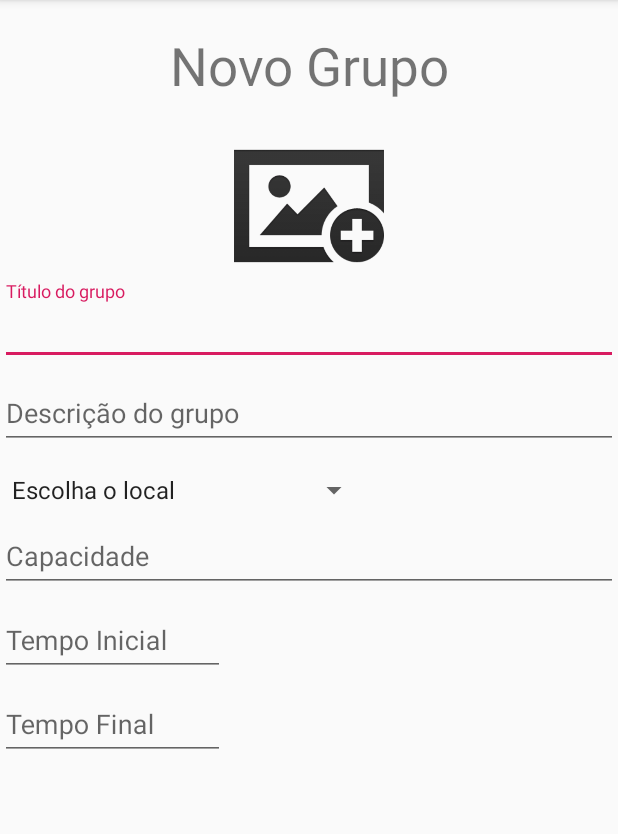
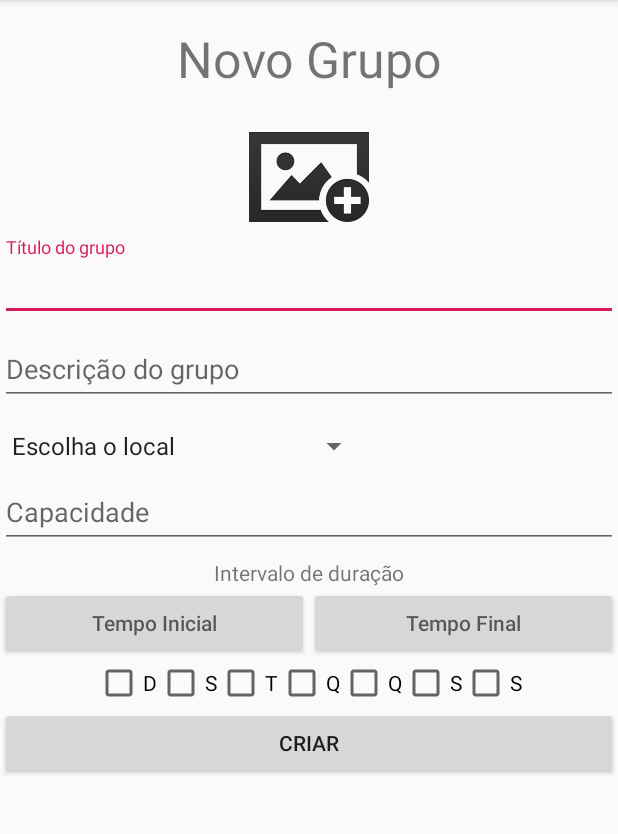
Before and after one commit to Barbalho12/movimentum, an Android app: the NewGroupActivity screen opened directly, with no data from a screen before it, on a phone screen of 412 x 824 dp, the part 96-930 px from its top. Run offline under Robolectric (Android 15) with nearby library versions, the phone set to English and light mode, and no system bars.

Commit message:
Implementing buntton create for Grup

```diff
--- a/app/src/main/java/br/ufrn/movimentum/NewGroupActivity.java
+++ b/app/src/main/java/br/ufrn/movimentum/NewGroupActivity.java
@@ -17,6 +17,7 @@ import android.view.View;
 import android.view.ViewGroup;
 import android.widget.AdapterView;
 import android.widget.ArrayAdapter;
+import android.widget.Button;
 import android.widget.EditText;
 import android.widget.ImageView;
 import android.widget.Spinner;
@@ -41,8 +42,8 @@ public class NewGroupActivity extends AppCompatActivity {
 //    int currentHour;
 //    int currentMinute;
 //    String amPm;
-    private EditText etChooseTime_init;
-    private EditText etChooseTime_end;
+    private Button bt_time_init;
+    private Button bt_time_end;
     @Override
     protected void onCreate(Bundle savedInstanceState) {
         super.onCreate(savedInstanceState);
@@ -86,30 +87,30 @@ public class NewGroupActivity extends AppCompatActivity {
 
 
 
-        etChooseTime_init = findViewById(R.id.etChooseTime_init);
-        etChooseTime_init.setOnClickListener(new View.OnClickListener() {
+        bt_time_init = findViewById(R.id.bt_time_init);
+        bt_time_init.setOnClickListener(new View.OnClickListener() {
             @Override
             public void onClick(View view) {
                 TimePickerDialog timePickerDialog = new TimePickerDialog(NewGroupActivity.this, new TimePickerDialog.OnTimeSetListener() {
                     @Override
                     public void onTimeSet(TimePicker timePicker, int hourOfDay, int minutes) {
 
-                        etChooseTime_init.setText(hourOfDay + ":" + minutes);
+                        bt_time_init.setText(hourOfDay + ":" + minutes);
                     }
                 }, 0, 0, false);
                 timePickerDialog.show();
             }
         });
 
-        etChooseTime_end = findViewById(R.id.etChooseTime_end);
-        etChooseTime_end.setOnClickListener(new View.OnClickListener() {
+        bt_time_end = findViewById(R.id.bt_time_end);
+        bt_time_end.setOnClickListener(new View.OnClickListener() {
             @Override
             public void onClick(View view) {
                 TimePickerDialog timePickerDialog = new TimePickerDialog(NewGroupActivity.this, new TimePickerDialog.OnTimeSetListener() {
                     @Override
                     public void onTimeSet(TimePicker timePicker, int hourOfDay, int minutes) {
 
-                        etChooseTime_end.setText(hourOfDay + ":" + minutes);
+                        bt_time_end.setText(hourOfDay + ":" + minutes);
                     }
                 }, 0, 0, false);
                 timePickerDialog.show();
--- a/app/src/main/res/layout/activity_new_group.xml
+++ b/app/src/main/res/layout/activity_new_group.xml
@@ -39,7 +39,7 @@
         <TextView
             android:layout_width="match_parent"
             android:layout_height="wrap_content"
-            android:layout_margin="30px"
+            android:layout_margin="25px"
             android:text="Novo Grupo"
             android:textAlignment="center"
             android:textSize="@dimen/title_size"/>
@@ -47,9 +47,9 @@
         <ImageView
             android:id="@+id/iv_image_new_group"
             android:scaleType="centerCrop"
-            android:layout_width="100dp"
+            android:layout_width="80dp"
             android:layout_marginTop="0dp"
-            android:layout_height="100dp"
+            android:layout_height="80dp"
             android:layout_gravity="center_horizontal"
             android:src="@drawable/add_picture" />
 
@@ -188,33 +188,96 @@
             <!--android:tooltipText="Selecione um lugar"-->
             <!--android:layout_height="wrap_content" />-->
 
-        <android.support.design.widget.TextInputLayout
+        <LinearLayout
             android:layout_width="match_parent"
-            android:layout_height="wrap_content">
+            android:layout_height="wrap_content"
+            android:gravity="center"
+            android:orientation="vertical"
+            android:layout_marginTop="10px">
 
-            <EditText
-                android:id="@+id/etChooseTime_init"
-                android:layout_width="150dp"
+            <TextView
+                android:layout_width="wrap_content"
                 android:layout_height="wrap_content"
-                android:layout_centerHorizontal="true"
-                android:layout_centerVertical="true"
-                android:hint="Tempo Inicial" />
+                android:text="Intervalo de duração"/>
 
-        </android.support.design.widget.TextInputLayout>
+            <LinearLayout
+                android:layout_width="match_parent"
+                android:layout_height="wrap_content"
+                android:orientation="horizontal">
 
-        <android.support.design.widget.TextInputLayout
-            android:layout_width="match_parent"
-            android:layout_height="wrap_content">
+                <Button
+                    android:id="@+id/bt_time_init"
+                    android:layout_height="wrap_content"
+                    android:layout_width="0dp"
+                    android:layout_weight="1"
+                    android:layout_centerVertical="true"
+                    android:hint="Tempo Inicial" />
 
-            <EditText
-                android:id="@+id/etChooseTime_end"
-                android:layout_width="150dp"
+
+                <Button
+                    android:id="@+id/bt_time_end"
+                    android:layout_height="wrap_content"
+                    android:layout_weight="1"
+                    android:layout_centerHorizontal="true"
+                    android:layout_centerVertical="true"
+                    android:hint="Tempo Final"
+                    android:layout_width="0dp" />
+
+
+            </LinearLayout>
+
+            <LinearLayout
+                android:layout_width="match_parent"
                 android:layout_height="wrap_content"
-                android:layout_centerHorizontal="true"
-                android:layout_centerVertical="true"
-                android:hint="Tempo Final" />
+                android:orientation="horizontal"
+                android:gravity="center">
 
-        </android.support.design.widget.TextInputLayout>
+
+                <CheckBox
+                    android:text="D"
+                    android:layout_width="wrap_content"
+                    android:layout_height="wrap_content" />
+
+                <CheckBox
+                    android:text="S"
+                    android:layout_width="wrap_content"
+                    android:layout_height="wrap_content" />
+                <CheckBox
+                    android:text="T"
+                    android:layout_width="wrap_content"
+                    android:layout_height="wrap_content" />
+                <CheckBox
+                    android:text="Q"
+                    android:layout_width="wrap_content"
+                    android:layout_height="wrap_content" />
+                <CheckBox
+                    android:text="Q"
+                    android:layout_width="wrap_content"
+                    android:layout_height="wrap_content" />
+                <CheckBox
+                    android:text="S"
+                    android:layout_width="wrap_content"
+                    android:layout_height="wrap_content" />
+                <CheckBox
+                    android:text="S"
+                    android:layout_width="wrap_content"
+                    android:layout_height="wrap_content" />
+
+
+            </LinearLayout>
+
+            <Button
+                android:layout_width="match_parent"
+                android:layout_height="wrap_content"
+                android:text="Criar"/>
+
+
+
+        </LinearLayout>
+
+
+
+
 
 
     </LinearLayout>
--- a/app/src/main/res/values/dimens.xml
+++ b/app/src/main/res/values/dimens.xml
@@ -8,5 +8,5 @@
     <dimen name="nav_header_height">160dp</dimen>
     <dimen name="fab_margin">16dp</dimen>
     <dimen name="appbar_padding_top">8dp</dimen>
-    <dimen name="title_size">16pt</dimen>
+    <dimen name="title_size">15pt</dimen>
 </resources>
```
